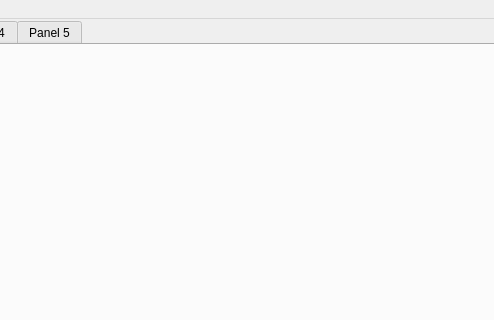
First picture: the form in ui/mainwindow.ui, repository MichaeINeumann/IF-PanelCreator, before the edit; both pictures show x 243 to 737 and y 0 to 320 of the 1530 by 500 pixel window.
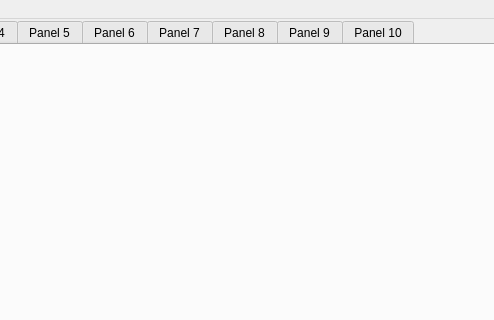
Second picture: the form after the edit.

Commit message: expanded to 10 Panels

```diff
--- a/ui/mainwindow.ui
+++ b/ui/mainwindow.ui
@@ -82,6 +82,31 @@
       <string>Panel 5</string>
      </attribute>
     </widget>
+    <widget class="QWidget" name="tab_6">
+     <attribute name="title">
+      <string>Panel 6</string>
+     </attribute>
+    </widget>
+    <widget class="QWidget" name="tab_7">
+     <attribute name="title">
+      <string>Panel 7</string>
+     </attribute>
+    </widget>
+    <widget class="QWidget" name="tab_8">
+     <attribute name="title">
+      <string>Panel 8</string>
+     </attribute>
+    </widget>
+    <widget class="QWidget" name="tab_9">
+     <attribute name="title">
+      <string>Panel 9</string>
+     </attribute>
+    </widget>
+    <widget class="QWidget" name="tab_10">
+     <attribute name="title">
+      <string>Panel 10</string>
+     </attribute>
+    </widget>
    </widget>
    <widget class="QLabel" name="label">
     <property name="geometry">
```
The commit also changes 2 other files.
